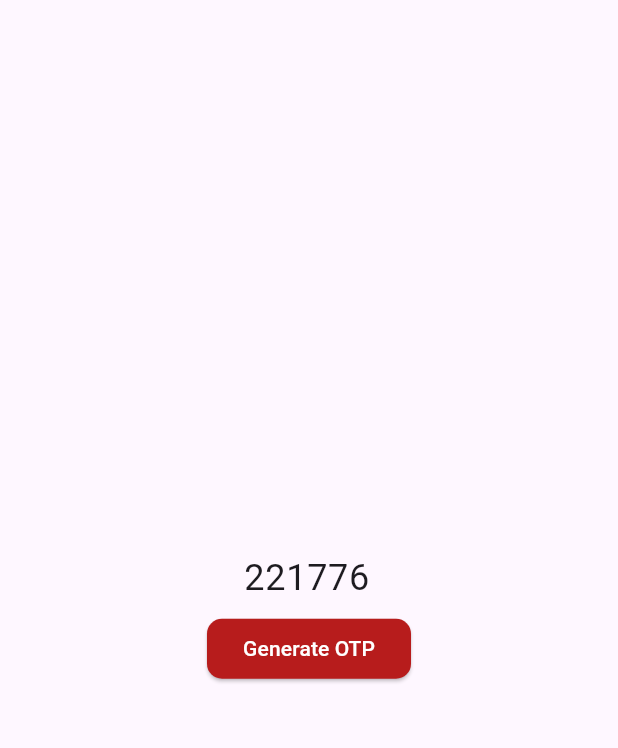
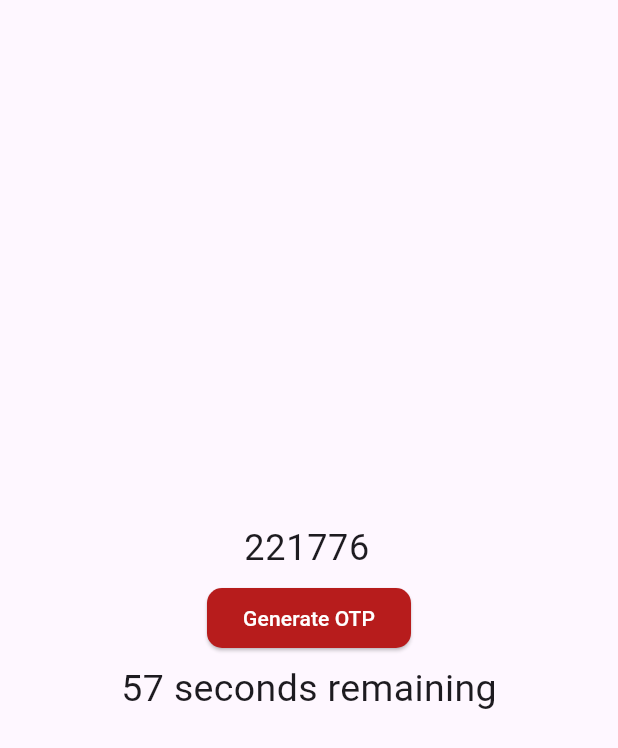
Before and after one commit to hyzic23/etoken, a Flutter app: the GenerateTokenWidget widget shown alone on an empty page, opened directly, after a tap on "Generate OTP", on a phone screen of 412 x 824 dp. Shown: the top 748 px of the screen. Run offline on Flutter 3.47's test engine with Material 2 defaults, Android fonts, the phone set to English and light mode, and no system bars; our stand-ins replace dio, timer_count_down; network calls fail.

Commit message:
Added Count Down Timer to Generate OTP

```diff
--- a/lib/screens/change_pin.dart
+++ b/lib/screens/change_pin.dart
@@ -1,6 +1,5 @@
 import 'package:etoken/widgets/button_widget.dart';
 import 'package:etoken/widgets/text_form_field_password_widget.dart';
-import 'package:etoken/widgets/text_form_field_widget.dart';
 import 'package:flutter/material.dart';
 
 class ChangePin extends StatefulWidget {
--- a/lib/screens/generate_otp.dart
+++ b/lib/screens/generate_otp.dart
@@ -1,5 +1,8 @@
+import 'dart:async';
 import 'dart:math';
 import 'package:flutter/material.dart';
+import 'package:timer_count_down/timer_controller.dart';
+import 'package:timer_count_down/timer_count_down.dart';
 
 class GenerateToken extends StatelessWidget {
   const GenerateToken({super.key});
@@ -33,10 +36,42 @@ class _GenerateTokenWidgetState extends State<GenerateTokenWidget> {
 
   String token = '';
   final tokenController = TextEditingController();
+  final counterController = TextEditingController();
+  int _remainingTime = 60; //Initiate time in seconds
+  late Timer _timer;
+  Timer? countdownTimer;
+  Duration myDuration = Duration(days: 5);
+  final CountdownController _controller = CountdownController(autoStart: true);
+  int _secondsRemaining = 60; // Set the initial countdown duration in seconds
+
+  bool isVisible = false;
+
   String generateSixDigitsToken() {
     String generatedToken = Random().nextInt(999999).toString().padLeft(6, '0');
     token = generatedToken;
     return token;
+  }
+
+  @override
+  void initState() {
+    startTimer();
+    super.initState();
+  }
+
+  void startTimer() {
+    const oneSec = Duration(seconds: 1);
+    _timer = Timer.periodic(
+      oneSec,
+      (Timer timer) {
+        setState(() {
+          if (_secondsRemaining < 1) {
+            timer.cancel(); // Cancel the timer when the countdown is completed
+          } else {
+            _secondsRemaining -= 1;
+          }
+        });
+      },
+    );
   }
 
   @override
@@ -53,38 +88,20 @@ class _GenerateTokenWidgetState extends State<GenerateTokenWidget> {
           children: [
             Container(
               alignment: Alignment.center,
-              //child: Padding(
-              // padding: const EdgeInsets.symmetric(horizontal: 15.0),
-              //child: Container(
-              // height: 50.0,
-              // alignment: Alignment.center,
-              //child: Center(
               child: TextFormField(
                 textAlign: TextAlign.center,
                 style: const TextStyle(fontSize: 24),
                 controller: tokenController,
                 decoration: const InputDecoration(
-                  //fillColor: Colors.amber,
-                  //filled: true,
                   disabledBorder: InputBorder.none,
                   border: InputBorder.none,
                   isCollapsed: true,
                   contentPadding: EdgeInsets.zero,
                   alignLabelWithHint: true,
-                  //labelText: token,
-                  // labelStyle: const TextStyle(
-                  //   color: Colors.black,
-                  //   fontSize: 25.0,
-                  // ),
                 ),
               ),
-              //),
-              //),
-              //),
             ),
-            const SizedBox(
-              height: 5,
-            ),
+            const SizedBox(height: 5),
             ElevatedButton(
               style: ElevatedButton.styleFrom(
                   backgroundColor: Colors.red[900],
@@ -92,13 +109,22 @@ class _GenerateTokenWidgetState extends State<GenerateTokenWidget> {
                       borderRadius: BorderRadius.circular(10))),
               onPressed: () {
                 setState(() {
+                  isVisible = !false;
                   String tokenGenerated = generateSixDigitsToken();
                   tokenController.text = tokenGenerated;
-                  //token = tokenGenerated;
                 });
               },
               child: const Text('Generate OTP',
                   style: TextStyle(color: Colors.white)),
+            ),
+            const SizedBox(height: 5),
+            Center(
+              child: isVisible
+                  ? Text(
+                      '$_secondsRemaining seconds remaining',
+                      style: const TextStyle(fontSize: 25.0),
+                    )
+                  : null,
             ),
           ],
         ),
--- a/pubspec.yaml
+++ b/pubspec.yaml
@@ -46,6 +46,9 @@ dev_dependencies:
   # package. See that file for information about deactivating specific lint
   # rules and activating additional ones.
   flutter_lints: ^2.0.0
+  timer_count_down: ^2.2.2
+  dio: ^5.2.1+1
+  logging: ^1.2.0
 
 # For information on the generic Dart part of this file, see the
 # following page: https://dart.dev/tools/pub/pubspec
```
Also changed, not shown: lib/main.dart (+24 -0 lines), lib/models/product.dart (added, +28 -0 lines), lib/screens/shopping_list_screen.dart (added, +107 -0 lines), lib/widgets/scaldfold_widget.dart (+7 -3 lines), pubspec.lock.
